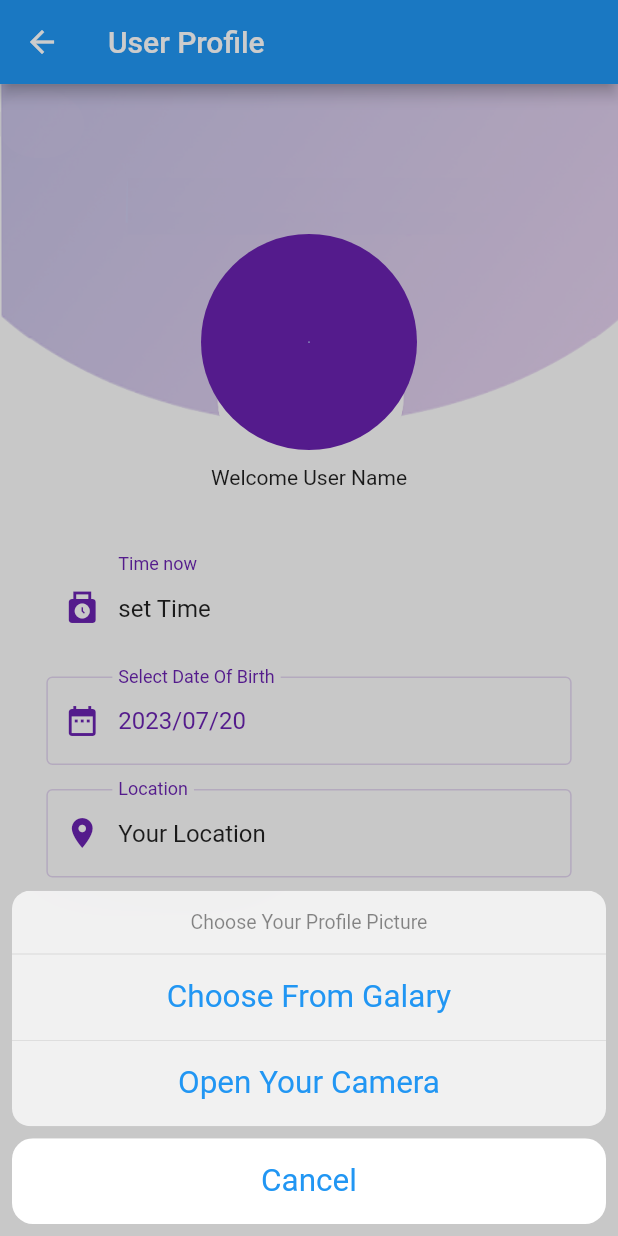
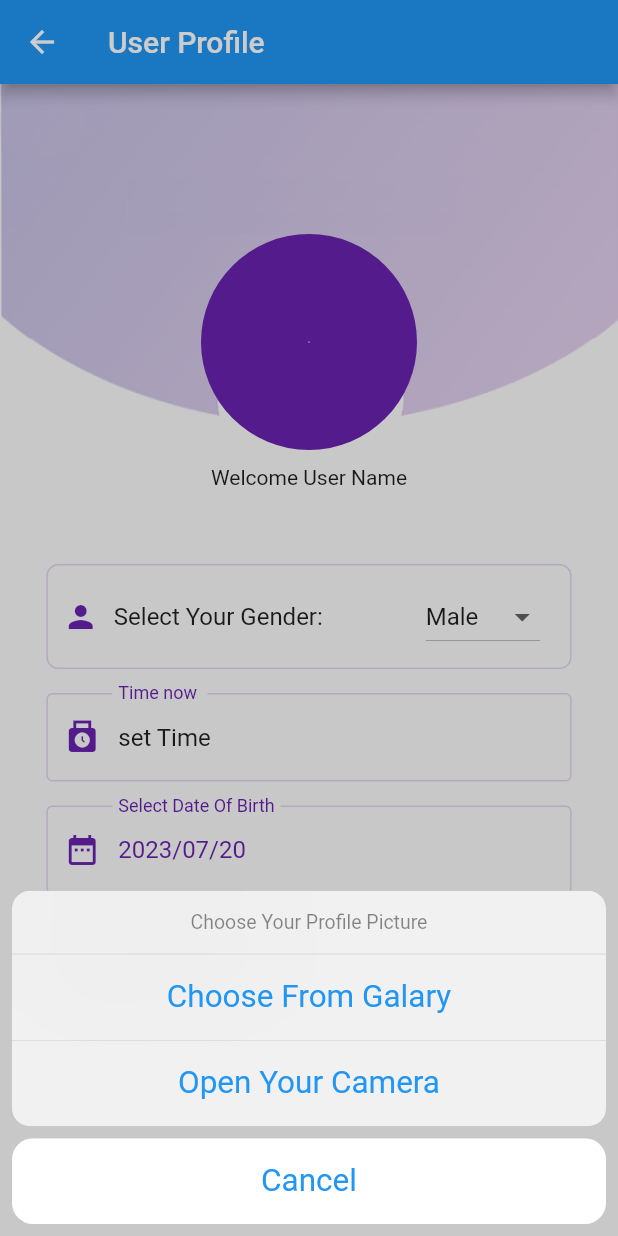
Before and after one commit to AREEJ-QURAAN/traininggroupproject, a Flutter app: the ProfileView screen opened by its route, after a tap on the "camera alt" icon, on a phone screen of 412 x 824 dp. Run offline on Flutter 3.47's test engine with Material 2 defaults, Android fonts, the light colour scheme and no system bars; our stand-ins replace geolocator, google_maps_flutter, image_picker, permission_handler, shared_preferences; missing offline and left inert: app_settings; accounts and stored records are empty.

Commit message:
add gender selection

```diff
--- a/lib/main.dart
+++ b/lib/main.dart
@@ -1,6 +1,7 @@
 import 'package:flutter/material.dart';
 import 'package:traininggroupproject/views/map_view.dart';
 import 'package:traininggroupproject/views/profile_view.dart';
+import 'package:traininggroupproject/views/home_page.dart';
 import '../helper/constants.dart';
 
 ////
@@ -10,27 +11,27 @@ const mapViewRoute = '/map_view/';
 
 ////ROUTES : -------------------
 ///
-///////Items TO DO LIST : -------------------
-List<Map<String, Function(dynamic)>> itemsToDo = [
-  {
-    'Profile': (context) {
-      Navigator.of(context).pushNamed(profileRoute);
-    },
-  },
-  {
-    'Item 2': (parameter) {
-      // Action for Item 2
-      print('Item 2 selected');
-    },
-  },
-  {
-    'Item 3': (parameter) {
-      // Action for Item 3
-      print('Item 3 selected');
-    },
-  },
-  // Add more items as needed
-];
+// ///////Items TO DO LIST : -------------------
+// List<Map<String, Function(dynamic)>> itemsToDo = [
+//   {
+//     'Profile': (context) {
+//       Navigator.of(context).pushNamed(profileRoute);
+//     },
+//   },
+//   {
+//     'Item 2': (parameter) {
+//       // Action for Item 2
+//       print('Item 2 selected');
+//     },
+//   },
+//   {
+//     'Item 3': (parameter) {
+//       // Action for Item 3
+//       print('Item 3 selected');
+//     },
+//   },
+//   // Add more items as needed
+// ];
 ///////Items TO DO LIST : ---------------------------------------------------------
 
 void main() {
@@ -49,54 +50,54 @@ void main() {
   ));
 }
 
-class HomePage extends StatelessWidget {
-  const HomePage({super.key, required this.title});
-  final String title;
-  @override
-  Widget build(BuildContext context) {
-    return Scaffold(
-      appBar: AppBar(
-        title: Text(title),
-      ),
-      body:
+// class HomePage extends StatelessWidget {
+//   const HomePage({super.key, required this.title});
+//   final String title;
+//   @override
+//   Widget build(BuildContext context) {
+//     return Scaffold(
+//       appBar: AppBar(
+//         title: Text(title),
+//       ),
+//       body:
 
-          ///It's important to note that using SingleChildScrollView with a large
-          ////// amount of content can impact performance because it renders and
-          //////lays out all the child widgets at once. If you have a long list or
-          //////a large amount of content, you should consider using widgets
-          ////// like ListView or GridView for better performance, as they only
-          ////// render and layout the visible portion of the content.
-          // SingleChildScrollView(
-          //   child:
-          ListView.builder(
-        physics: const AlwaysScrollableScrollPhysics(),
-        shrinkWrap: true,
-        itemCount: itemsToDo.length,
-        itemBuilder: (context, index) {
-          final item = itemsToDo[index].keys.first;
-          final action = itemsToDo[index].values.first;
-          return ListTile(
-            trailing: const Icon(Icons.info),
-            style: ListTileStyle.drawer,
-            subtitle: const Text('subtitle'),
-            title: Text(item),
-            textColor: themeColor,
-            iconColor: themeColorUnfocusedBorders,
-            selectedTileColor: themeColorLocation,
-            onTap: () {
-              action.call(context);
-            },
-          );
-        },
-      ),
-      // ),
-      // floatingActionButton: FloatingActionButton(
-      //   onPressed: () {
-      //     Navigator.of(context).pushNamed(profileRoute);
-      //   },
-      //   child: const Icon(Icons.accessibility),
-      //   backgroundColor: Colors.blueGrey,
-      // ),
-    );
-  }
-}
+//           ///It's important to note that using SingleChildScrollView with a large
+//           ////// amount of content can impact performance because it renders and
+//           //////lays out all the child widgets at once. If you have a long list or
+//           //////a large amount of content, you should consider using widgets
+//           ////// like ListView or GridView for better performance, as they only
+//           ////// render and layout the visible portion of the content.
+//           // SingleChildScrollView(
+//           //   child:
+//           ListView.builder(
+//         physics: const AlwaysScrollableScrollPhysics(),
+//         shrinkWrap: true,
+//         itemCount: itemsToDo.length,
+//         itemBuilder: (context, index) {
+//           final item = itemsToDo[index].keys.first;
+//           final action = itemsToDo[index].values.first;
+//           return ListTile(
+//             trailing: const Icon(Icons.info),
+//             style: ListTileStyle.drawer,
+//             subtitle: const Text('subtitle'),
+//             title: Text(item),
+//             textColor: themeColor,
+//             iconColor: themeColorUnfocusedBorders,
+//             selectedTileColor: themeColorLocation,
+//             onTap: () {
+//               action.call(context);
+//             },
+//           );
+//         },
+//       ),
+//       // ),
+//       // floatingActionButton: FloatingActionButton(
+//       //   onPressed: () {
+//       //     Navigator.of(context).pushNamed(profileRoute);
+//       //   },
+//       //   child: const Icon(Icons.accessibility),
+//       //   backgroundColor: Colors.blueGrey,
+//       // ),
+//     );
+//   }
+// }
--- /dev/null
+++ b/lib/views/home_page.dart
@@ -0,0 +1,86 @@
+import 'package:flutter/material.dart';
+import 'package:traininggroupproject/views/map_view.dart';
+import 'package:traininggroupproject/views/profile_view.dart';
+import '../helper/constants.dart';
+
+////
+////ROUTES : -------------------
+const profileRoute = '/profile/';
+const mapViewRoute = '/map_view/';
+
+////ROUTES : -------------------
+///
+///////Items TO DO LIST : -------------------
+List<Map<String, Function(dynamic)>> itemsToDo = [
+  {
+    'Profile': (context) {
+      Navigator.of(context).pushNamed(profileRoute);
+    },
+  },
+  {
+    'Item 2': (parameter) {
+      // Action for Item 2
+      print('Item 2 selected');
+    },
+  },
+  {
+    'Item 3': (parameter) {
+      // Action for Item 3
+      print('Item 3 selected');
+    },
+  },
+  // Add more items as needed
+];
+
+///////Items TO DO LIST : ---------------------------------------------------------
+class HomePage extends StatelessWidget {
+  const HomePage({super.key, required this.title});
+  final String title;
+  @override
+  Widget build(BuildContext context) {
+    return Scaffold(
+      appBar: AppBar(
+        title: Text(title),
+      ),
+      body:
+
+          ///It's important to note that using SingleChildScrollView with a large
+          ////// amount of content can impact performance because it renders and
+          //////lays out all the child widgets at once. If you have a long list or
+          //////a large amount of content, you should consider using widgets
+          ////// like ListView or GridView for better performance, as they only
+          ////// render and layout the visible portion of the content.
+          // SingleChildScrollView(
+          //   child:
+          ListView.builder(
+        physics: const AlwaysScrollableScrollPhysics(),
+        shrinkWrap: true,
+        itemCount: itemsToDo.length,
+        itemBuilder: (context, index) {
+          final item = itemsToDo[index].keys.first;
+          final action = itemsToDo[index].values.first;
+          return ListTile(
+            trailing: const Icon(Icons.info),
+            style: ListTileStyle.drawer,
+            subtitle: const Text('subtitle'),
+            title: Text(item),
+            textColor: themeColor,
+            iconColor: themeColorUnfocusedBorders,
+            selectedTileColor: themeColorLocation,
+            onTap: () {
+              action.call(context);
+            },
+          );
+        },
+      ),
+      // ),
+      // floatingActionButton: FloatingActionButton(
+      //   onPressed: () {
+      //     Navigator.of(context).pushNamed(profileRoute);
+      //   },
+      //   child: const Icon(Icons.accessibility),
+      //   backgroundColor: Colors.blueGrey,
+      // ),
+    );
+  }
+}
--- a/lib/views/profile_view.dart
+++ b/lib/views/profile_view.dart
@@ -22,6 +22,7 @@ class ProfileView extends StatefulWidget {
 const selectedImageKey = 'selectedImage';
 const selectedDateOBKey = '_selectedDateOB';
 const userLocationKey = '_userLocation';
+const userGenderKey = '_userGender';
 
 class _ProfileViewState extends State<ProfileView> {
   final Future<SharedPreferences> _prefs = SharedPreferences.getInstance();
@@ -29,10 +30,12 @@ class _ProfileViewState extends State<ProfileView> {
   DateTime? _selectedDateOB;
   TimeOfDay? _currentTime;
   String? _userLocation;
+  String? _userGender;
   late final TextEditingController _dateTxtC;
-  late final TextEditingController _timeTxtC;
+  // late final TextEditingController _timeTxtC;
   @override
   initState() {
+    // _timeTxtC.text = LocalTimeFormat.format(_currentTime!);
     _dateTxtC =
         TextEditingController(text: LocalDateFormat.format(DateTime.now()));
     readUserPrefs();
@@ -42,6 +45,7 @@ class _ProfileViewState extends State<ProfileView> {
   void readUserPrefs() async {
     final SharedPreferences prefs = await _prefs;
     setState(() {
+      _userGender = prefs.getString(userGenderKey);
       _userLocation = prefs.getString(userLocationKey);
       final _selectedImagePath = prefs.get(selectedImageKey).toString();
       _selectedImage = File(_selectedImagePath);
@@ -52,6 +56,7 @@ class _ProfileViewState extends State<ProfileView> {
             DateFormat("dd/MM/yyyy").parse(dOB); //this need int1 package
         setState(() {
           _selectedDateOB = formattedDate1;
+          _dateTxtC.text = LocalDateFormat.format(_selectedDateOB!);
         });
       }
     });
@@ -65,7 +70,7 @@ class _ProfileViewState extends State<ProfileView> {
   @override
   dispose() {
     _dateTxtC.dispose();
-    _timeTxtC.dispose();
+    // _timeTxtC.dispose();
     super.dispose();
   }
 
@@ -108,7 +113,7 @@ class _ProfileViewState extends State<ProfileView> {
     if (pickedTime != null) {
       setState(() {
         _currentTime = pickedTime;
-        _timeTxtC.text = LocalTimeFormat.format(_currentTime!);
+        // _timeTxtC.text = LocalTimeFormat.format(_currentTime!);
         // _timeTxtC.text = DateFormat.Hm().format(DateTime(
         // 1, 1, 1, _currentTime?.hour ?? 0, _currentTime?.minute ?? 0));
       });
@@ -229,8 +234,13 @@ class _ProfileViewState extends State<ProfileView> {
 
             const SizedBox(height: 10), //just space between items
             const Text('Welcome User Name'),
-
             const SizedBox(height: 50), //just space between items
+            //---------------- gender ---------------- //
+            SizedBox(
+              width: MediaQuery.of(context).size.width * 0.85,
+              child: GenderDropdown(initWith: _userGender ?? 'Male'),
+            ),
+            const SizedBox(height: 16), //just space between items
             //---------------- TIME ---------------- //
             SizedBox(
               width: MediaQuery.of(context).size.width * 0.85,
@@ -242,8 +252,7 @@ class _ProfileViewState extends State<ProfileView> {
                   prefixIconColor: themeColorLocation,
                   labelStyle: TextStyle(color: themeColor),
                   enabledBorder: OutlineInputBorder(
-                    borderSide:
-                        BorderSide(color: Color.fromARGB(0, 255, 255, 255)),
+                    borderSide: BorderSide(color: themeColorUnfocusedBorders),
                   ),
                   focusedBorder: OutlineInputBorder(
                     borderSide: BorderSide(color: themeColor),
@@ -317,3 +326,76 @@ class _ProfileViewState extends State<ProfileView> {
     );
   }
 }
+
+//--------TEST
+class GenderDropdown extends StatefulWidget {
+  final String initWith; // Accept the initial value as a parameter
+
+  const GenderDropdown(
+      {super.key,
+      required this.initWith}); // Constructor to receive the initial value
+
+  @override
+  _GenderDropdownState createState() => _GenderDropdownState();
+}
+
+class _GenderDropdownState extends State<GenderDropdown> {
+  String selectedGender = ''; // Default selected gender (nullable)
+
+  @override
+  void initState() {
+    selectedGender = widget.initWith;
+    super.initState();
+  }
+
+  @override
+  Widget build(BuildContext context) {
+    return Container(
+      decoration: BoxDecoration(
+        border: Border.all(
+          color: themeColorUnfocusedBorders, // Choose your border color here
+          width: 1.0, // Choose the border width here
+        ),
+        borderRadius:
+            BorderRadius.circular(8.0), // Choose the border radius here
+      ),
+      padding: const EdgeInsets.all(10.0),
+      child: Row(
+        children: [
+          const Icon(
+            Icons.person,
+            color: themeColor,
+          ),
+          const SizedBox(width: 10),
+          const Text(
+            'Select Your Gender:',
+            style: TextStyle(fontSize: 16),
+            selectionColor: themeColor,
+          ),
+          const SizedBox(width: 30),
+          Expanded(
+            child: Align(
+              alignment: Alignment.centerRight,
+              child: DropdownButton<String>(
+                items: <String>['Male', 'Female'].map((String item) {
+                  return DropdownMenuItem(
+                    alignment: AlignmentDirectional.center,
+                    value: item,
+                    child: Text(item),
+                  );
+                }).toList(),
+                onChanged: (String? newValue) {
+                  setState(() {
+                    selectedGender = newValue!;
+                  });
+                },
+                value: selectedGender,
+              ),
+            ),
+          ),
+          const SizedBox(width: 10), // Add some trailing space (10 points)
+        ],
+      ),
+    );
+  }
+}
```
